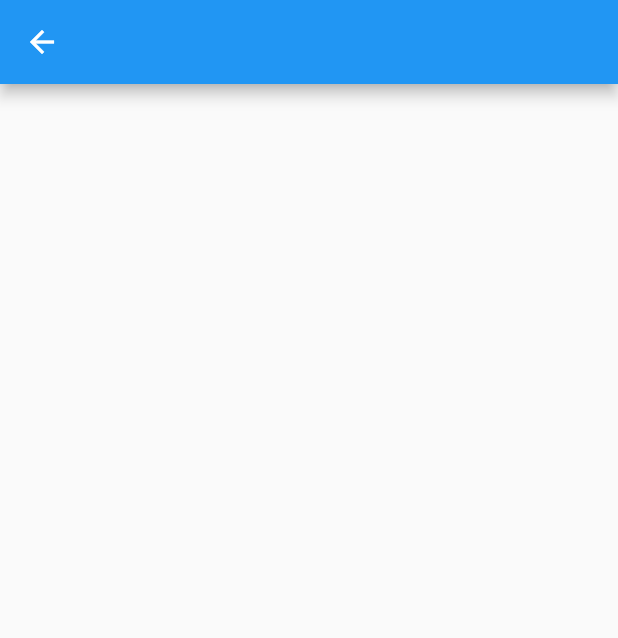
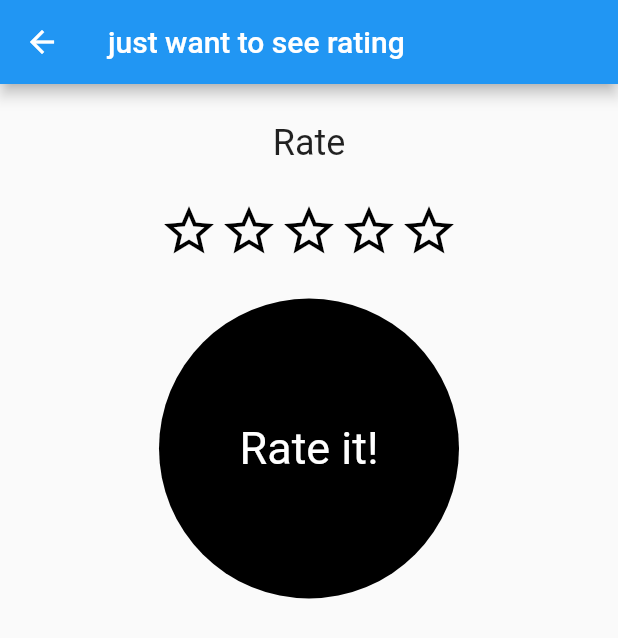
Before and after one commit to gulkorkut/magicmeals, a Flutter app: the RecipeDetailed screen opened by its route, on a phone screen of 412 x 824 dp. Shown: the top 638 px of the screen. Run offline on Flutter 3.47's test engine with Material 2 defaults, Android fonts, the phone set to English and light mode, and no system bars; drawn by our look-alikes of flutter_rating_bar; our stand-ins replace flutter_screenutil, get; network calls fail.

Commit message:
Rating bar added

```diff
--- a/lib/pages/recipe_detailed_page.dart
+++ b/lib/pages/recipe_detailed_page.dart
@@ -1,6 +1,7 @@
 
 import 'package:flutter/cupertino.dart';
 import 'package:flutter/material.dart';
+import 'package:flutter_rating_bar/flutter_rating_bar.dart';
 
 class RecipeDetailed extends StatefulWidget {
   const RecipeDetailed({Key? key}) : super(key: key);
@@ -11,10 +12,70 @@ class RecipeDetailed extends StatefulWidget {
 
 class _RecipeDetailedState extends State<RecipeDetailed> {
   @override
+  double? _ratingValue;
   Widget build(BuildContext context) {
     return Scaffold(
-      appBar: AppBar(),
+        appBar: AppBar(
+          title: const Text('just want to see rating'),
+        ),
+        body: Padding(
+          padding: const EdgeInsets.all(25),
+          child: Center(
+            child: Column(
+              children: [
+                const Text(
+                  'Rate',
+                  style: TextStyle(fontSize: 24),
+                ),
+                const SizedBox(height: 25),
+                // implement the rating bar
+                Transform.scale(
+                  scale: 1,
+                  child: RatingBar(
+                      initialRating: 0,
+                      direction: Axis.horizontal,
+                      allowHalfRating: true,
+                      itemCount: 5,
+                      ratingWidget: RatingWidget(
+                          full: const Icon(Icons.star,
+                              size: 15,
+                              color: Colors.black),
+                          half: const Icon(
+                            Icons.star_half,
+                            size: 15,
+                            color: Colors.black,
+                          ),
+                          empty: const Icon(
+                            Icons.star_outline,
+                            size: 15,
+                            color: Colors.black,
+                          )),
+                      onRatingUpdate: (value) {
+                        setState(() {
+                          _ratingValue = value;
+                        });
+                      }),
+                ),
+                const SizedBox(height: 25),
+                // Display the rate in number
+                Container(
+                  width: 200,
+                  height: 200,
+                  decoration: const BoxDecoration(
+                      color: Colors.black, shape: BoxShape.circle),
+                  alignment: Alignment.center,
+                  child: Text(
+                    _ratingValue != null ? _ratingValue.toString() : 'Rate it!',
+                    style: const TextStyle(color: Colors.white, fontSize: 30),
+                  ),
+                )
+              ],
+            ),
+          ),
+        ));
 
-    );
+
+
+
   }
 }
--- a/pubspec.yaml
+++ b/pubspec.yaml
@@ -40,6 +40,7 @@ dependencies:
   flutter_screenutil: ^5.4.0
   get: ^4.6.1
   provider: ^6.0.2
+  flutter_rating_bar: ^4.0.0
 
 dev_dependencies:
   flutter_test:
```
Also changed, not shown: pubspec.lock.
